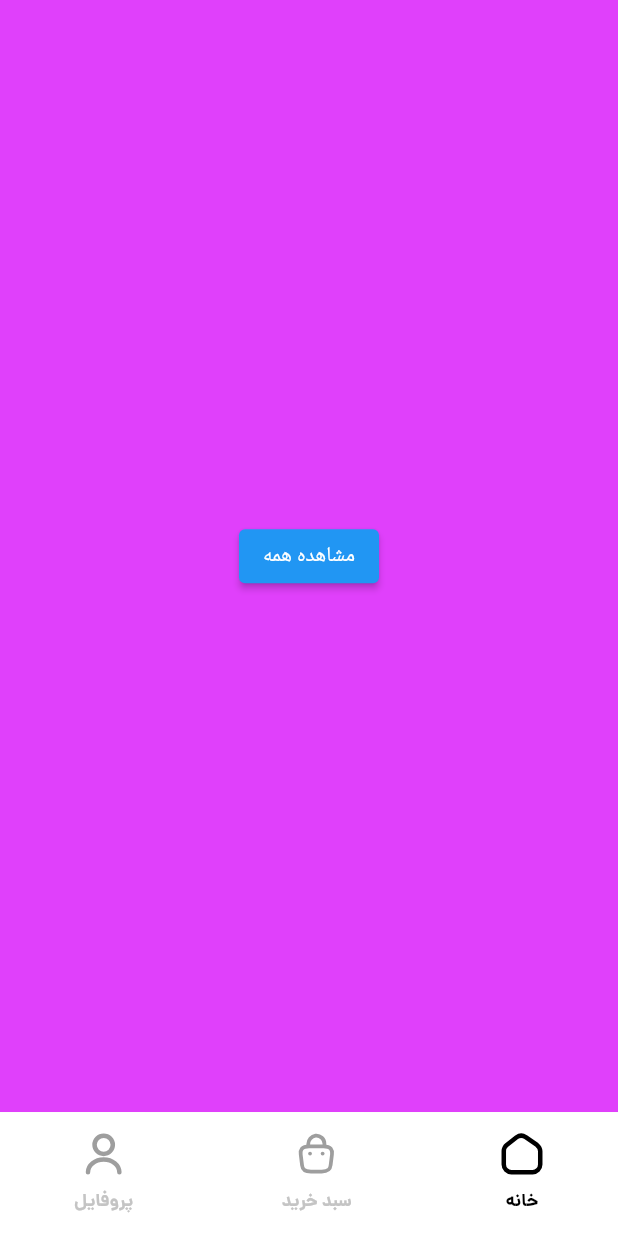
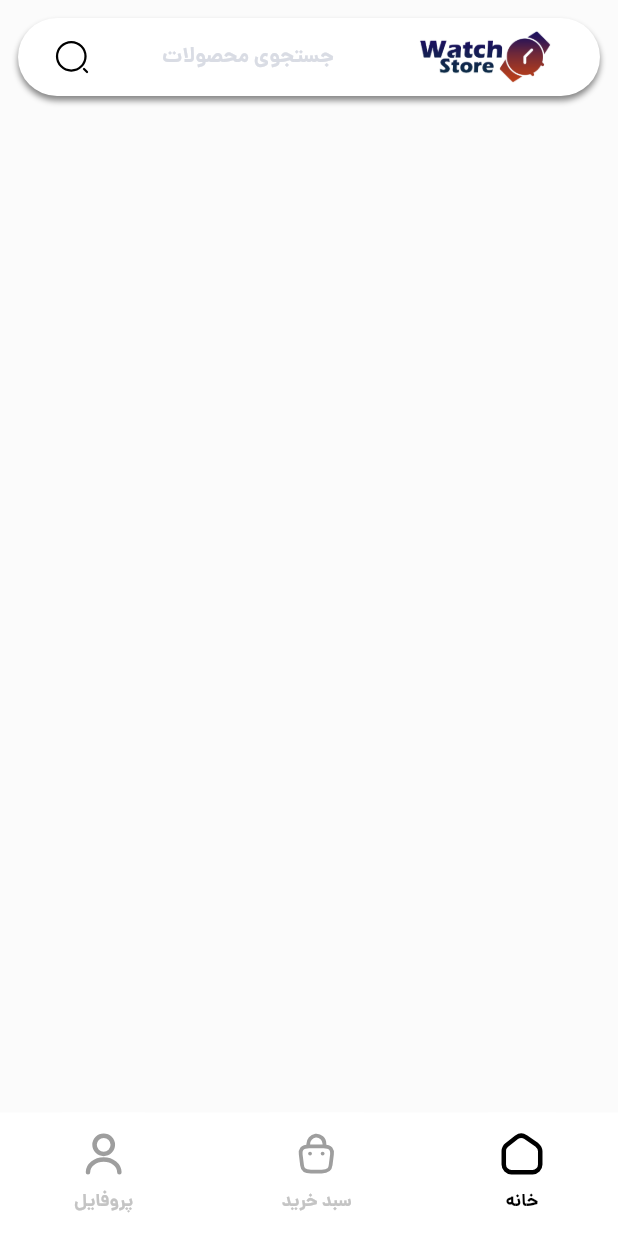
Before and after one commit to MahdiMohammadi-dev/watchstore, a Flutter app: the MainScreen screen opened by its route, on a phone screen of 412 x 824 dp. Run offline on Flutter 3.47's test engine with Material 2 defaults, Android fonts, the phone set to English and light mode, and no system bars; our stand-ins replace flutter_svg.

Commit message:
bottom nav routing bug fixed and search box of home screen developed

```diff
--- a/lib/screens/mainscreens/home_screen.dart
+++ b/lib/screens/mainscreens/home_screen.dart
@@ -1,4 +1,10 @@
 import 'package:flutter/material.dart';
+import 'package:flutter_svg/flutter_svg.dart';
+import 'package:watchstore/component/text_style.dart';
+import 'package:watchstore/gen/assets.gen.dart';
+import 'package:watchstore/resouece/colors.dart';
+import 'package:watchstore/resouece/dimens.dart';
+import 'package:watchstore/resouece/strings.dart';
 import 'package:watchstore/route/screen_name.dart';
 import 'package:watchstore/screens/product_list_screen.dart';
 
@@ -8,15 +14,44 @@ class HomeScreen extends StatelessWidget {
   @override
   Widget build(BuildContext context) {
     return Scaffold(
-      backgroundColor: Colors.purpleAccent,
-      body: Center(
-        child: ElevatedButton(
-            onPressed: () => Navigator.push(
-                context,
-                MaterialPageRoute(
-                    builder: (context) => const ProductListScreen())),
-            child: const Text("مشاهده همه")),
+        body: SafeArea(
+      child: SingleChildScrollView(
+        physics: const BouncingScrollPhysics(),
+        child: Column(
+          children: [
+            Padding(
+              padding: const EdgeInsets.all(Dimens.medium),
+              child: Container(
+                height: 52,
+                width: double.infinity,
+                decoration: BoxDecoration(
+                    color: AppColors.appbarColor,
+                    boxShadow: const [
+                      BoxShadow(
+                          color: Color.fromARGB(120, 0, 0, 0),
+                          offset: Offset(0, 3),
+                          blurRadius: 3),
+                    ],
+                    borderRadius: BorderRadius.circular(60)),
+                child: Row(
+                  mainAxisAlignment: MainAxisAlignment.spaceAround,
+                  children: [
+                    SvgPicture.asset(Assets.svg.search),
+                    const Text(
+                      AppStrings.searchProduct,
+                      style: LightAppTextStyle.hint,
+                    ),
+                    Padding(
+                      padding: const EdgeInsets.all(8.0),
+                      child: Image.asset(Assets.png.mainLogo.path),
+                    ),
+                  ],
+                ),
+              ),
+            )
+          ],
+        ),
       ),
-    );
+    ));
   }
 }
--- a/lib/screens/mainscreens/main_screen.dart
+++ b/lib/screens/mainscreens/main_screen.dart
@@ -1,3 +1,4 @@
+import 'dart:developer';
 import 'package:flutter/material.dart';
 import 'package:watchstore/gen/assets.gen.dart';
 import 'package:watchstore/resouece/colors.dart';
@@ -7,8 +8,7 @@ import 'package:watchstore/screens/mainscreens/home_screen.dart';
 import 'package:watchstore/screens/mainscreens/profile.dart';
 import 'package:watchstore/widgets/bottom_nav_icon.dart';
 
-class BottomNavIndexItem {
-  BottomNavIndexItem._();
+abstract class BottomNavIndexItem {
   static const homeIndex = 0;
   static const basketIndex = 1;
   static const profileIndex = 2;
@@ -22,6 +22,8 @@ class MainScreen extends StatefulWidget {
 }
 
 class _MainScreenState extends State<MainScreen> {
+  final List<int> _routeHistory = [BottomNavIndexItem.homeIndex];
+
   int indexSelected = BottomNavIndexItem.homeIndex;
   final GlobalKey<NavigatorState> homeScreenKey = GlobalKey();
   final GlobalKey<NavigatorState> basketScreenKey = GlobalKey();
@@ -36,6 +38,12 @@ class _MainScreenState extends State<MainScreen> {
   Future<bool> onWillPop() async {
     if (routingMap[indexSelected]!.currentState!.canPop()) {
       routingMap[indexSelected]!.currentState!.pop();
+    } else if (_routeHistory.length > 1) {
+      setState(() {
+        _routeHistory.removeLast();
+        indexSelected = _routeHistory.last;
+      });
+      print("Remove List is : $_routeHistory");
     }
 
     return false;
@@ -65,11 +73,13 @@ class _MainScreenState extends State<MainScreen> {
                     ),
                   ),
                   Navigator(
+                    key: basketScreenKey,
                     onGenerateRoute: (settings) => MaterialPageRoute(
                       builder: (context) => const BasketScreen(),
                     ),
                   ),
                   Navigator(
+                    key: profileScreenKey,
                     onGenerateRoute: (settings) => MaterialPageRoute(
                       builder: (context) => const ProfileScreen(),
                     ),
@@ -120,9 +130,11 @@ class _MainScreenState extends State<MainScreen> {
     );
   }
 
-  btmNavPressed({required index}) {
+  btmNavPressed({required int index}) {
     setState(() {
       indexSelected = index;
+      _routeHistory.add(indexSelected);
+      print("ADDDD: $_routeHistory");
     });
   }
 }
--- a/lib/screens/mainscreens/profile.dart
+++ b/lib/screens/mainscreens/profile.dart
@@ -1,4 +1,5 @@
 import 'package:flutter/material.dart';
+import 'package:watchstore/screens/product_single_screen.dart';
 
 class ProfileScreen extends StatelessWidget {
   const ProfileScreen({super.key});
@@ -7,6 +8,14 @@ class ProfileScreen extends StatelessWidget {
   Widget build(BuildContext context) {
     return Scaffold(
       backgroundColor: Colors.pink,
+      body: Center(
+        child: ElevatedButton(
+            onPressed: () => Navigator.push(
+                context,
+                MaterialPageRoute(
+                    builder: (context) => const ProductSingleScreen())),
+            child: const Text("مشاهده همه")),
+      ),
     );
   }
 }
--- a/lib/widgets/bottom_nav_icon.dart
+++ b/lib/widgets/bottom_nav_icon.dart
@@ -12,7 +12,8 @@ class BtmNavIcons extends StatelessWidget {
   bool isActive;
   void Function() onpressed;
   BtmNavIcons(
-      {required this.svgIconPath,
+      {super.key,
+      required this.svgIconPath,
       required this.iconTitle,
       required this.isActive,
       required this.onpressed});
```
